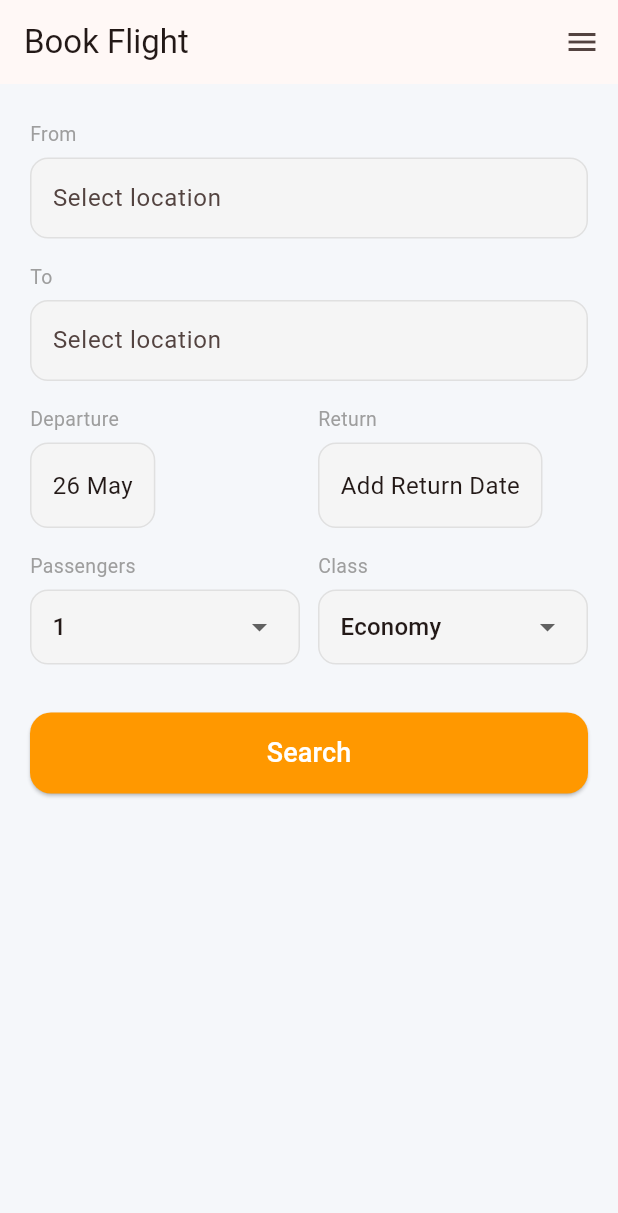
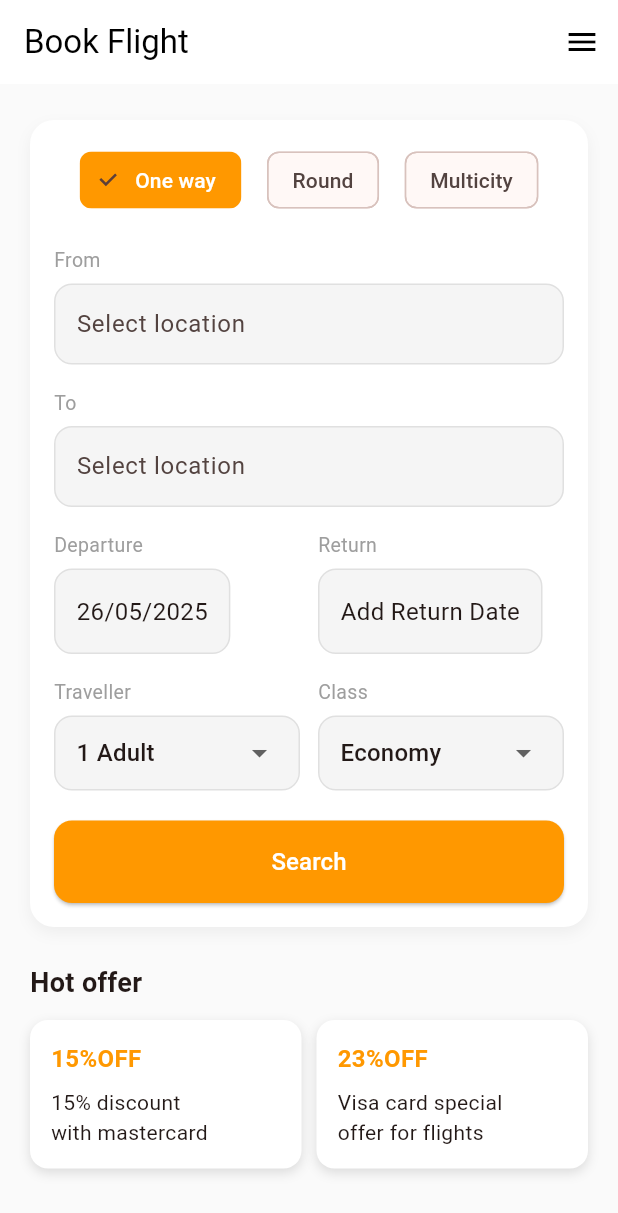
Before and after one commit to hayat-se/Airline-Reservation-System, a Flutter app: the FlightSearchScreen screen opened directly, on a phone screen of 412 x 824 dp. Shown: the top 1213 px of the screen. Run offline on Flutter 3.47's test engine with Material 3 defaults, Android fonts, the phone set to English and light mode, and no system bars; our stand-ins replace image_picker, mask_text_input_formatter, shared_preferences; accounts and stored records are empty; statements that could not run were skipped.

Commit message:
Adding some more changes

```diff
--- a/lib/Ui/Screens/Login/Bookings/flight_search_screen.dart
+++ b/lib/Ui/Screens/Login/Bookings/flight_search_screen.dart
@@ -1,11 +1,9 @@
-// lib/Ui/Screens/Login/Bookings/flight_search_screen.dart
 import 'package:flutter/material.dart';
 import 'package:intl/intl.dart';
 
 import '../../../../Data/Providers/Models/ticket.dart';
 import '../../../Widgets/location_picker_field.dart';
 import 'search_result_screen.dart';
-
 import '../../../Widgets/app_drawer.dart';
 
 class FlightSearchScreen extends StatefulWidget {
@@ -23,7 +21,7 @@ class _FlightSearchScreenState extends State<FlightSearchScreen> {
   int _passengers = 1;
   String _travelClass = 'Economy';
 
-  final _df = DateFormat('dd MMM yyyy');
+  final _df = DateFormat('dd/MM/yyyy');
 
   @override
   void dispose() {
@@ -110,9 +108,12 @@ class _FlightSearchScreenState extends State<FlightSearchScreen> {
   @override
   Widget build(BuildContext context) {
     return Scaffold(
+      backgroundColor: Colors.grey.shade50,
       appBar: AppBar(
         title: const Text('Book Flight'),
         elevation: 0,
+        backgroundColor: Colors.white,
+        foregroundColor: Colors.black,
       ),
       endDrawer: const AppDrawer(selected: 'flight'),
       body: SingleChildScrollView(
@@ -120,6 +121,44 @@ class _FlightSearchScreenState extends State<FlightSearchScreen> {
         child: Column(
           crossAxisAlignment: CrossAxisAlignment.start,
           children: [
+            Container(
+              padding: const EdgeInsets.all(16),
+              decoration: BoxDecoration(
+                color: Colors.white,
+                borderRadius: BorderRadius.circular(16),
+                boxShadow: [
+                  BoxShadow(
+                    color: Colors.black.withOpacity(0.05),
+                    blurRadius: 8,
+                    offset: const Offset(0, 4),
+                  )
+                ],
+              ),
+              child: Column(
+                children: [
+                  Row(
+                    mainAxisAlignment: MainAxisAlignment.spaceEvenly,
+                    children: [
+                      ChoiceChip(
+                        label: const Text("One way"),
+                        selected: true,
+                        selectedColor: Colors.orange,
+                        labelStyle: const TextStyle(color: Colors.white),
+                        onSelected: (_) {},
+                      ),
+                      ChoiceChip(
+                        label: const Text("Round"),
+                        selected: false,
+                        onSelected: (_) {},
+                      ),
+                      ChoiceChip(
+                        label: const Text("Multicity"),
+                        selected: false,
+                        onSelected: (_) {},
+                      ),
+                    ],
+                  ),
+                  const SizedBox(height: 20),
                   LocationPickerField(
                     label: 'From',
                     controller: _fromCtrl,
@@ -157,10 +196,10 @@ class _FlightSearchScreenState extends State<FlightSearchScreen> {
                     children: [
                       Expanded(
                         child: _DropdownBox<int>(
-                    label: 'Passengers',
+                          label: 'Traveller',
                           value: _passengers,
                           items: List.generate(3, (i) => i + 1),
-                    stringify: (v) => v.toString(),
+                          stringify: (v) => '$v Adult',
                           onChanged: (v) => setState(() => _passengers = v!),
                         ),
                       ),
@@ -176,21 +215,95 @@ class _FlightSearchScreenState extends State<FlightSearchScreen> {
                       ),
                     ],
                   ),
-            const SizedBox(height: 32),
+                  const SizedBox(height: 20),
                   SizedBox(
                     width: double.infinity,
                     child: ElevatedButton(
                       style: ElevatedButton.styleFrom(
                         backgroundColor: Colors.orange,
-                  padding: const EdgeInsets.symmetric(vertical: 14),
+                        padding: const EdgeInsets.symmetric(vertical: 16),
                         shape: RoundedRectangleBorder(
-                      borderRadius: BorderRadius.circular(14)),
+                          borderRadius: BorderRadius.circular(12),
+                        ),
                       ),
                       onPressed: _search,
                       child: const Text('Search',
-                    style: TextStyle(fontSize: 18, color: Colors.white)),
+                          style:
+                          TextStyle(fontSize: 16, color: Colors.white)),
                     ),
                   ),
+                ],
+              ),
+            ),
+
+            const SizedBox(height: 24),
+
+            const Text(
+              "Hot offer",
+              style: TextStyle(fontWeight: FontWeight.bold, fontSize: 18),
+            ),
+            const SizedBox(height: 12),
+            Row(
+              children: [
+                Expanded(
+                  child: Container(
+                    padding: const EdgeInsets.all(14),
+                    decoration: BoxDecoration(
+                      color: Colors.white,
+                      borderRadius: BorderRadius.circular(12),
+                      boxShadow: const [
+                        BoxShadow(
+                          color: Colors.black12,
+                          blurRadius: 6,
+                          offset: Offset(0, 3),
+                        )
+                      ],
+                    ),
+                    child: Column(
+                      crossAxisAlignment: CrossAxisAlignment.start,
+                      children: const [
+                        Text("15%OFF",
+                            style: TextStyle(
+                                fontWeight: FontWeight.bold,
+                                fontSize: 16,
+                                color: Colors.orange)),
+                        SizedBox(height: 8),
+                        Text("15% discount\nwith mastercard"),
+                      ],
+                    ),
+                  ),
+                ),
+                const SizedBox(width: 10),
+                Expanded(
+                  child: Container(
+                    padding: const EdgeInsets.all(14),
+                    decoration: BoxDecoration(
+                      color: Colors.white,
+                      borderRadius: BorderRadius.circular(12),
+                      boxShadow: const [
+                        BoxShadow(
+                          color: Colors.black12,
+                          blurRadius: 6,
+                          offset: Offset(0, 3),
+                        )
+                      ],
+                    ),
+                    child: Column(
+                      crossAxisAlignment: CrossAxisAlignment.start,
+                      children: const [
+                        Text("23%OFF",
+                            style: TextStyle(
+                                fontWeight: FontWeight.bold,
+                                fontSize: 16,
+                                color: Colors.orange)),
+                        SizedBox(height: 8),
+                        Text("Visa card special\noffer for flights"),
+                      ],
+                    ),
+                  ),
+                ),
+              ],
+            )
           ],
         ),
       ),
@@ -213,7 +326,7 @@ class _DateBox extends StatelessWidget {
 
   @override
   Widget build(BuildContext context) {
-    final df = DateFormat('dd MMM');
+    final df = DateFormat('dd/MM/yyyy');
     return GestureDetector(
       onTap: onTap,
       child: _boxed(
```
Lines whose indentation alone changed are shown as unchanged.
